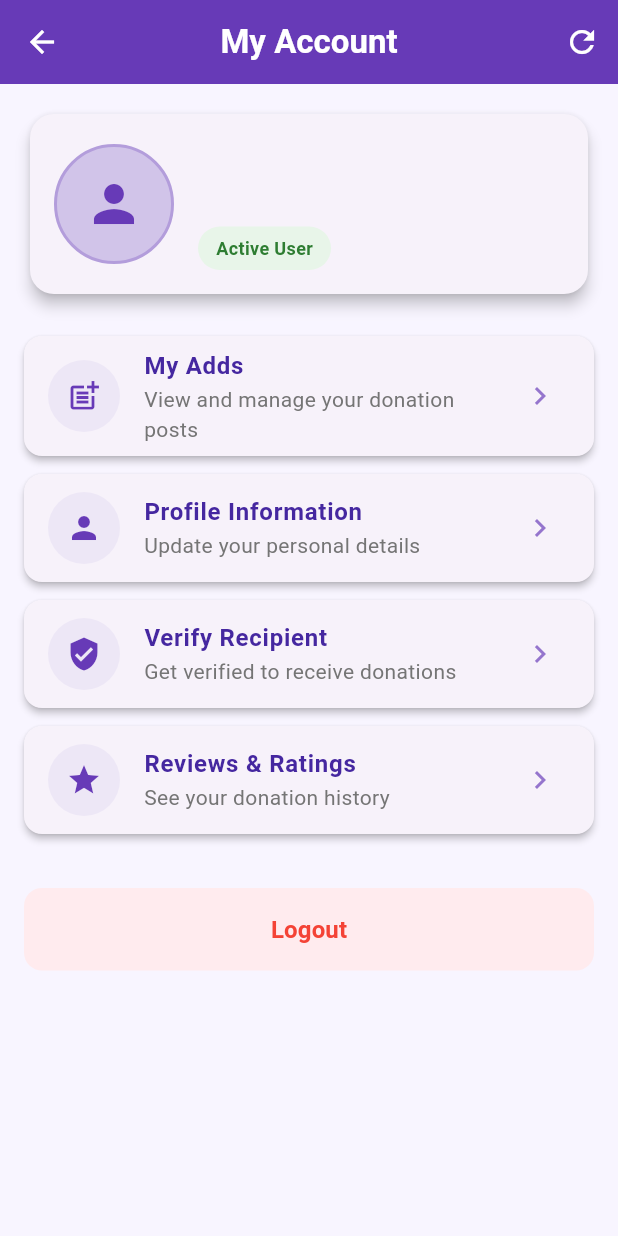
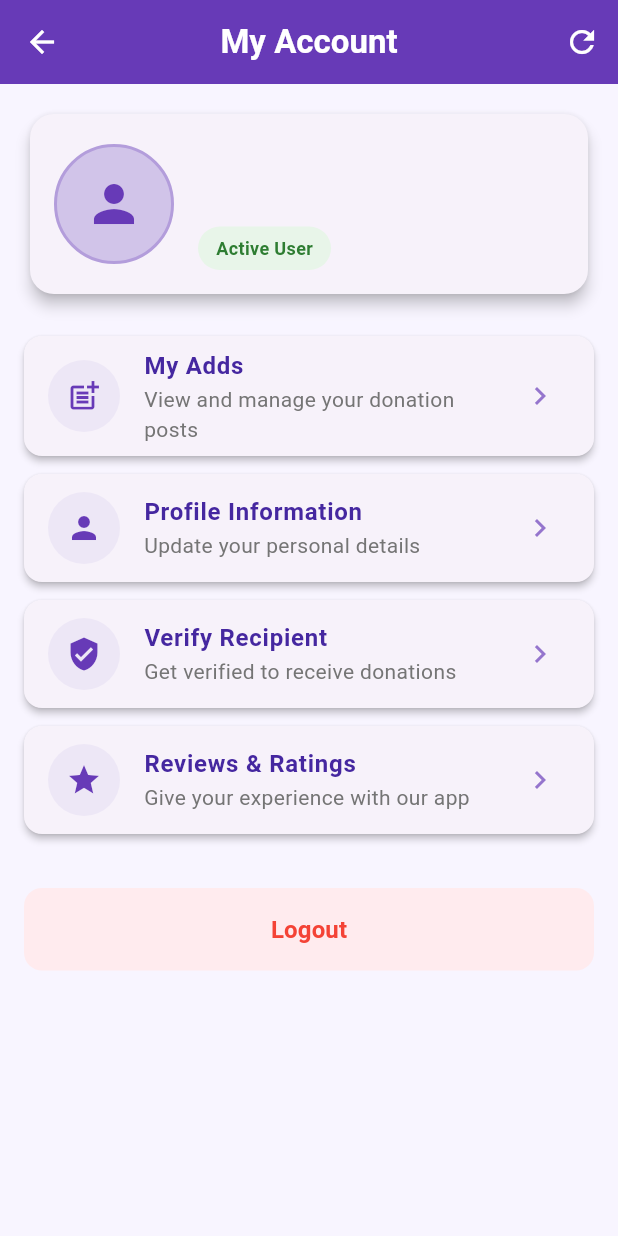
Before and after one commit to Khayooo/Final-Share-Mart-, a Flutter app: the AccountScreen screen opened directly, on a phone screen of 412 x 824 dp. Run offline on Flutter 3.47's test engine with Material 3 defaults, Android fonts, the phone set to English and light mode, and no system bars; our stand-ins replace cloud_firestore, file_picker, firebase_auth, firebase_core, firebase_database, image_picker; accounts and stored records are empty.

Commit message:
Refactor: Pass current user ID to Reviews screen

```diff
--- a/lib/Screens/User/Account/AccountScreen.dart
+++ b/lib/Screens/User/Account/AccountScreen.dart
@@ -23,6 +23,7 @@ class _AccountScreenState extends State<AccountScreen>
   late Animation<double> _opacityAnimation;
   late Animation<double> _scaleAnimation;
 
+  final currentUserId = FirebaseAuth.instance.currentUser!.uid;
   final FirebaseDatabase _database = FirebaseDatabase.instance;
   final FirebaseAuth _auth = FirebaseAuth.instance;
   bool _isLoading = true;
@@ -267,11 +268,11 @@ class _AccountScreenState extends State<AccountScreen>
                 _buildAccountOption(
                   icon: Icons.star,
                   title: "Reviews & Ratings",
-                  subtitle: "See your donation history",
+                  subtitle: "Give your experience with our app",
                   onTap: () {
                     Navigator.push(
                       context,
-                      MaterialPageRoute(builder: (_) => const Reviews()),
+                      MaterialPageRoute(builder: (_) => Reviews(currentUserId: currentUserId,)),
                     );
                   },
                 ),
```
